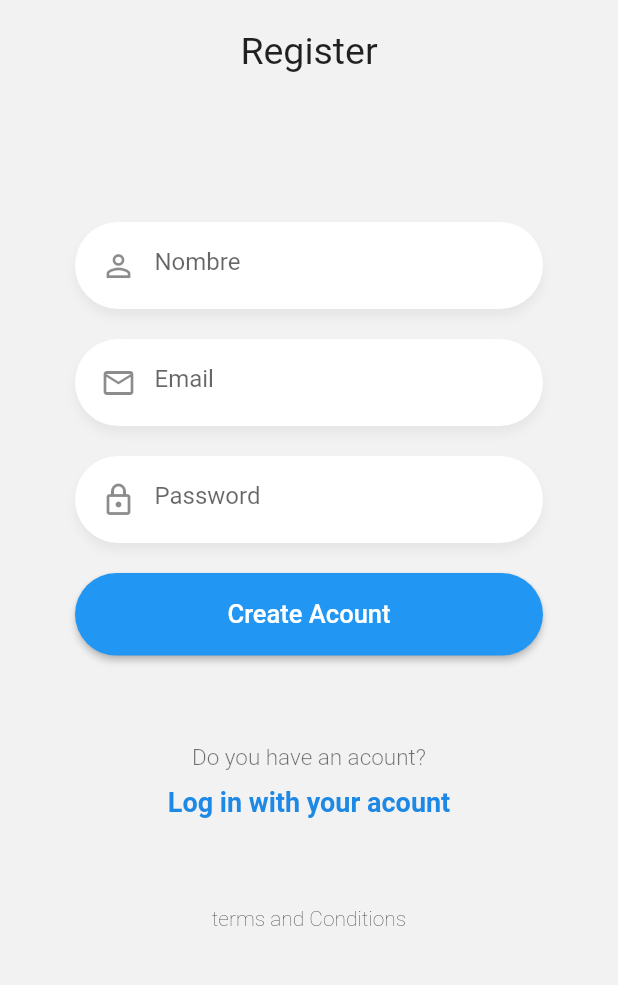
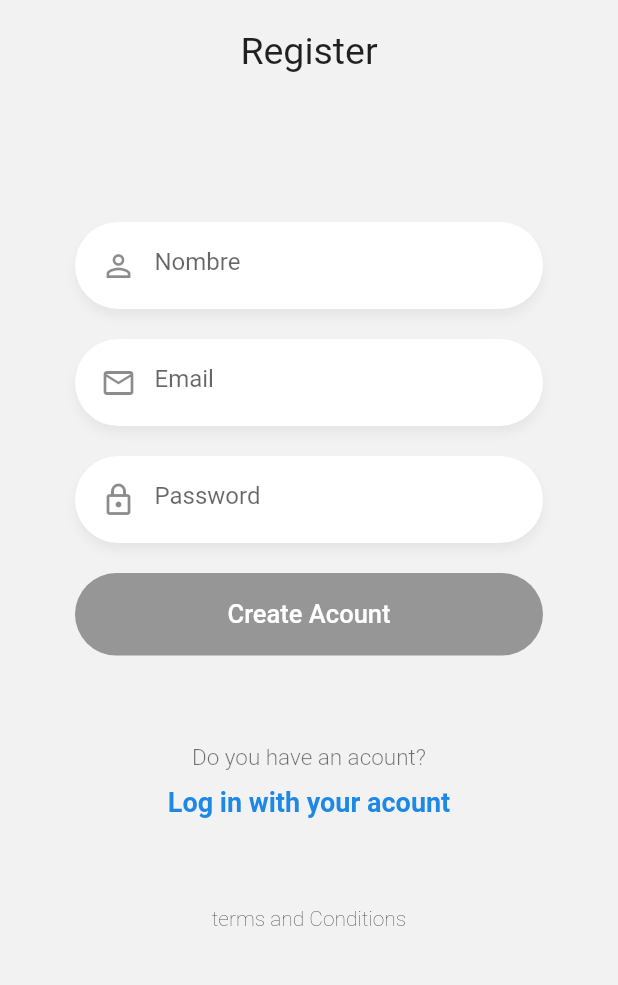
Before and after one commit to Alex980102/flutter-chat-app, a Flutter app: the RegisterPage screen opened by its route, after a tap on "Create Acount", on a phone screen of 412 x 824 dp, the part 182-1167 px from its top. Run offline on Flutter 3.47's test engine with Material 2 defaults, Android fonts, the phone set to English and light mode, and no system bars; our stand-ins replace flutter_secure_storage, pull_to_refresh; accounts and stored records are empty; network calls fail.

Commit message:
Stage 7 section 96 Develop Android ios

```diff
--- a/lib/global/environment.dart
+++ b/lib/global/environment.dart
@@ -1,4 +1,4 @@
 class Environment {
-  static String apiUrl = 'http://192.168.0.101:3000/api';
-  static String socketUrl = 'http://192.168.0.101:3000';
+  static String apiUrl = 'http://192.168.0.108:3000/api';
+  static String socketUrl = 'http://192.168.0.108:3000';
 }
--- a/lib/pages/register_page.dart
+++ b/lib/pages/register_page.dart
@@ -1,8 +1,13 @@
+import 'dart:convert';
+
+import 'package:chat_app_flutter/helpers/show_alert.dart';
+import 'package:chat_app_flutter/services/auth_service.dart';
 import 'package:chat_app_flutter/widgets/btn_blue.dart';
 import 'package:chat_app_flutter/widgets/custom_input.dart';
 import 'package:chat_app_flutter/widgets/labels.widget.dart';
 import 'package:chat_app_flutter/widgets/logo.widget.dart';
 import 'package:flutter/material.dart';
+import 'package:provider/provider.dart';
 
 class RegisterPage extends StatelessWidget {
   @override
@@ -55,6 +60,7 @@ class __FormState extends State<_Form> {
   );
   @override
   Widget build(BuildContext context) {
+    final authService = Provider.of<AuthService>(context);
     return Container(
       margin: EdgeInsets.only(top: 40),
       padding: EdgeInsets.symmetric(horizontal: 50),
@@ -84,12 +90,23 @@ class __FormState extends State<_Form> {
             child: Text('Hola'),
           ), */
           BlueButton(
-              text: 'Create Acount',
-              onPressed: () {
-                print(nameCtrl.text);
-                print(emailCtrl.text);
-                print(passCtrl.text);
-              })
+            text: 'Create Acount',
+            onPressed: authService.authentic
+                ? null
+                : () async {
+                    final registerOk = await authService.cretaAcount(
+                      nameCtrl.text.trim(),
+                      emailCtrl.text.trim(),
+                      passCtrl.text.trim(),
+                    );
+                    if (registerOk["ok"]) {
+                      Navigator.pushReplacementNamed(context, 'users');
+                    } else {
+                      showAlert(
+                          context, registerOk["title"], registerOk["msg"]);
+                    }
+                  },
+          )
         ],
       ),
     );
--- a/lib/services/auth_service.dart
+++ b/lib/services/auth_service.dart
@@ -48,6 +48,31 @@ class AuthService with ChangeNotifier {
     }
   }
 
+  Future cretaAcount(String name, String email, String password) async {
+    try {
+      this.authentic = true;
+      final data = {'name': name, 'email': email, 'password': password};
+      final res = await http.post(Uri.parse('${Environment.apiUrl}/login/new'),
+          body: jsonEncode(data),
+          headers: {'Content-Type': 'application/json'});
+      print(res.body);
+      this.authentic = false;
+      final response = jsonDecode(res.body);
+      if (res.statusCode == 200) {
+        final loginResponse = loginResponseFromJson(res.body);
+        this.user = loginResponse.user;
+        await this._saveToekn(loginResponse.token);
+        return response;
+      }
+      if (res.statusCode == 400) {
+        return response;
+      }
+    } catch (e) {
+      print(e);
+      return false;
+    }
+  }
+
   Future _saveToekn(String token) async {
     return await _storage.write(key: 'token', value: token);
   }
```
